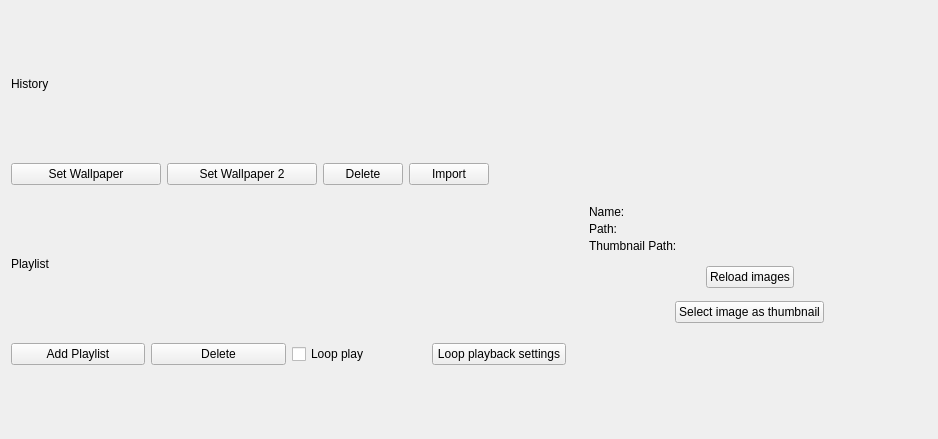
Before: the Qt Designer form src/listview/historywidget.ui in dependon/fantascene-dynamic-wallpaper, drawn with Qt 5.
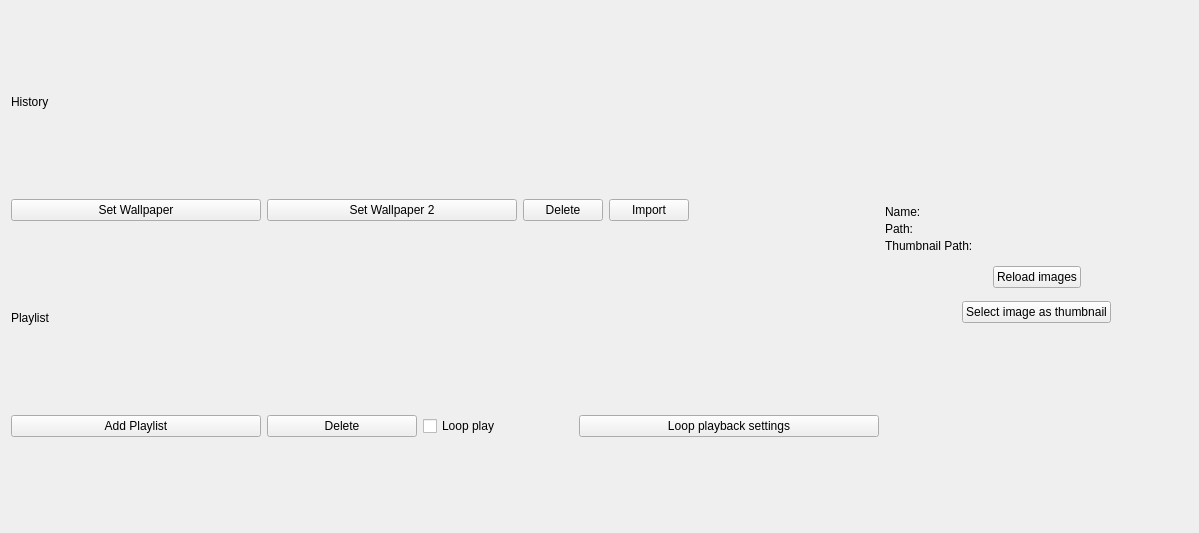
After: the same form once the commit is applied.

The edit to the form file:
```diff
--- a/src/listview/historywidget.ui
+++ b/src/listview/historywidget.ui
@@ -6,8 +6,8 @@
    <rect>
     <x>0</x>
     <y>0</y>
-    <width>938</width>
-    <height>439</height>
+    <width>1150</width>
+    <height>533</height>
    </rect>
   </property>
   <property name="windowTitle">
@@ -51,13 +51,13 @@
         <widget class="QPushButton" name="setWallPaper">
          <property name="minimumSize">
           <size>
-           <width>150</width>
+           <width>250</width>
            <height>0</height>
           </size>
          </property>
          <property name="maximumSize">
           <size>
-           <width>150</width>
+           <width>555</width>
            <height>16777215</height>
           </size>
          </property>
@@ -70,7 +70,7 @@
         <widget class="QPushButton" name="setWallPaper2">
          <property name="minimumSize">
           <size>
-           <width>150</width>
+           <width>250</width>
            <height>0</height>
           </size>
          </property>
@@ -159,9 +159,15 @@
       <layout class="QHBoxLayout" name="horizontalLayout_2">
        <item>
         <widget class="QPushButton" name="addPlaylistBtn">
+         <property name="minimumSize">
+          <size>
+           <width>250</width>
+           <height>0</height>
+          </size>
+         </property>
          <property name="maximumSize">
           <size>
-           <width>150</width>
+           <width>250</width>
            <height>16777215</height>
           </size>
          </property>
@@ -172,9 +178,15 @@
        </item>
        <item>
         <widget class="QPushButton" name="deletePlaylist">
-         <property name="maximumSize">
+         <property name="minimumSize">
           <size>
            <width>150</width>
+           <height>0</height>
+          </size>
+         </property>
+         <property name="maximumSize">
+          <size>
+           <width>200</width>
            <height>16777215</height>
           </size>
          </property>
@@ -185,6 +197,12 @@
        </item>
        <item>
         <widget class="QCheckBox" name="loopBox">
+         <property name="minimumSize">
+          <size>
+           <width>150</width>
+           <height>0</height>
+          </size>
+         </property>
          <property name="text">
           <string>Loop play</string>
          </property>
@@ -192,6 +210,12 @@
        </item>
        <item>
         <widget class="QPushButton" name="moreSetting">
+         <property name="minimumSize">
+          <size>
+           <width>300</width>
+           <height>0</height>
+          </size>
+         </property>
          <property name="text">
           <string>Loop playback settings</string>
          </property>
```
Left out of the diff: 16 changed lines with no effect on the pictures.
